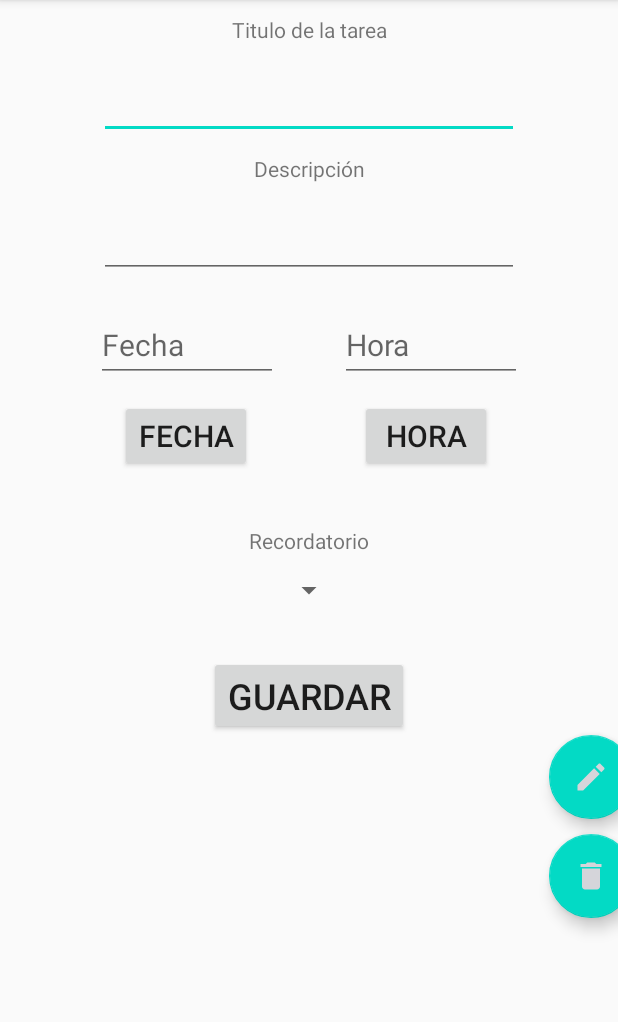
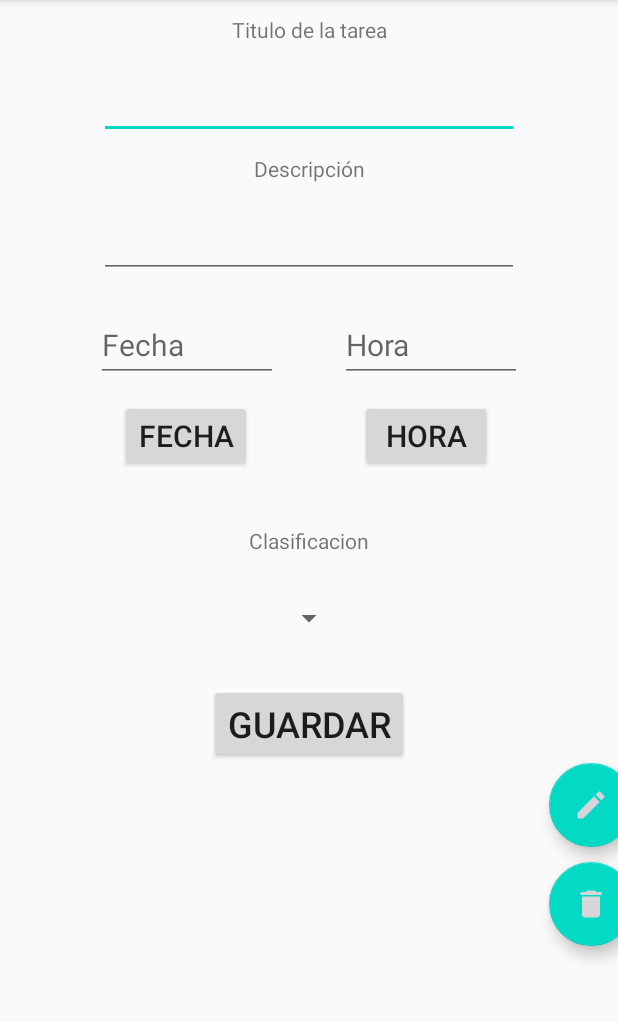
Before and after one commit to Mickybrujo/Organizador, an Android app: the VerActivity screen opened directly, with no data from a screen before it, on a phone screen of 412 x 824 dp, the part 84-1106 px from its top. Run offline under Robolectric (Android 15) with nearby library versions, the phone set to English and light mode, and no system bars; 1 statement that could not run was skipped.

```diff
--- a/Organizador/app/build.gradle
+++ b/Organizador/app/build.gradle
@@ -28,6 +28,7 @@ dependencies {
     implementation 'androidx.constraintlayout:constraintlayout:2.0.4'
     implementation 'androidx.recyclerview:recyclerview:1.1.0'
     implementation 'com.google.android.material:material:1.0.0'
+    compile 'com.google.code.gson:gson:2.3.1'
     testImplementation 'junit:junit:4.12'
     androidTestImplementation 'androidx.test.ext:junit:1.1.2'
     androidTestImplementation 'androidx.test.espresso:espresso-core:3.3.0'
--- a/Organizador/app/src/main/res/layout/activity_ver.xml
+++ b/Organizador/app/src/main/res/layout/activity_ver.xml
@@ -111,19 +111,19 @@
         android:layout_width="wrap_content"
         android:layout_height="wrap_content"
         android:layout_marginTop="36dp"
-        android:text="Recordatorio"
+        android:text="Clasificacion"
         app:layout_constraintEnd_toEndOf="parent"
         app:layout_constraintStart_toStartOf="parent"
         app:layout_constraintTop_toBottomOf="@+id/btnFecha" />
 
     <Spinner
-        android:id="@+id/spinnerRecordatorio"
+        android:id="@+id/spinner_clasificacion_editar"
         android:layout_width="wrap_content"
         android:layout_height="wrap_content"
-        android:layout_marginTop="196dp"
+        android:layout_marginTop="30dp"
         app:layout_constraintEnd_toEndOf="parent"
         app:layout_constraintStart_toStartOf="parent"
-        app:layout_constraintTop_toBottomOf="@+id/txtDescripcion" />
+        app:layout_constraintTop_toBottomOf="@+id/textView" />
 
 
     <Button
@@ -135,7 +135,7 @@
         android:textSize="24sp"
         app:layout_constraintEnd_toEndOf="parent"
         app:layout_constraintStart_toStartOf="parent"
-        app:layout_constraintTop_toBottomOf="@+id/spinnerRecordatorio" />
+        app:layout_constraintTop_toBottomOf="@+id/spinner_clasificacion_editar" />
 
     <com.google.android.material.floatingactionbutton.FloatingActionButton
         android:id="@+id/fabEditar"
```
Also changed, not shown: Organizador/app/src/main/AndroidManifest.xml (+10 -0 lines), Organizador/app/src/main/java/com/cdp/organizador/MainActivity.java (+44 -3 lines), Organizador/app/src/main/res/drawable/ic_baseline_add_24.xml (added, +10 -0 lines), Organizador/app/src/main/res/menu/menu_principal.xml (+8 -2 lines), 3 other files.
